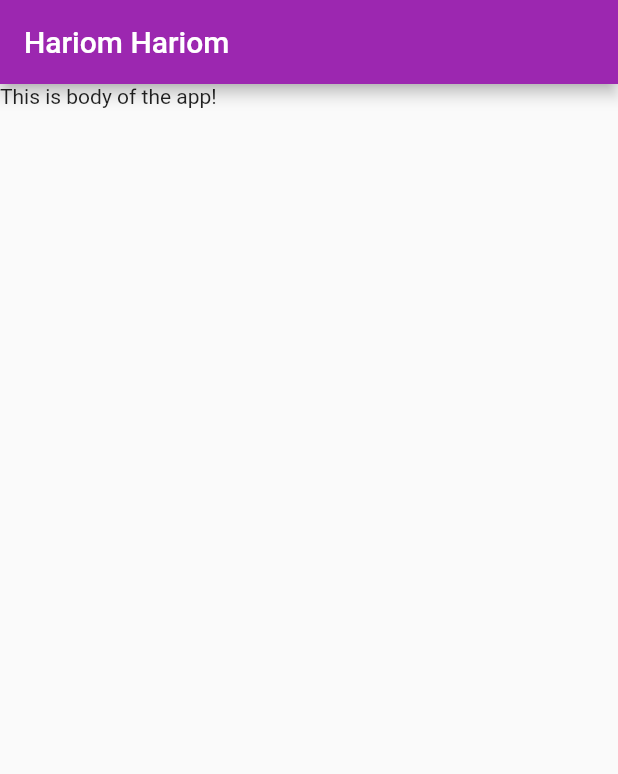
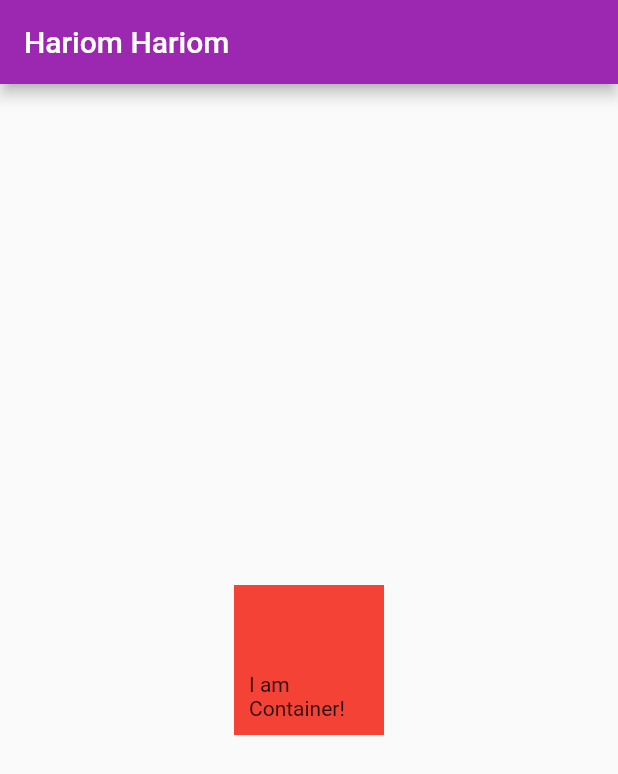
Before and after one commit to hemantvc/flutter-beginner-to-advanced, a Flutter app: the screen it shows after launch, on a phone screen of 412 x 824 dp. Shown: the top 774 px of the screen. Run offline on Flutter 3.47's test engine with Material 2 defaults, Android fonts, the phone set to English and light mode, and no system bars.

Commit message:
Add container widget

```diff
--- a/lib/main.dart
+++ b/lib/main.dart
@@ -1,11 +1,9 @@
 import 'package:flutter/material.dart';
 
 void main() {
-  runApp(MaterialApp(home:
-      HomePage(),
-    theme: ThemeData(
-      primarySwatch: Colors.purple
-    ),
+  runApp(MaterialApp(
+    home: HomePage(),
+    theme: ThemeData(primarySwatch: Colors.purple),
   ));
 }
 
@@ -15,14 +13,18 @@ class HomePage extends StatelessWidget {
   @override
   Widget build(BuildContext context) {
     return Scaffold(
-        appBar: AppBar(
-          title: Text("Hariom Hariom")
+      appBar: AppBar(title: const Text("Hariom Hariom")),
+      // Center alignment
+      body: Center(
+        child: Container(
+          padding: EdgeInsets.all(10),
+          color: Colors.red,
+          width: 100,
+          height: 100,
+          alignment: Alignment.bottomRight,
+          child: const Text("I am Container!"),
         ),
-      body: Container(
-        child: Text("This is body of the app!"),
       ),
-
     );
   }
-
 }
```
